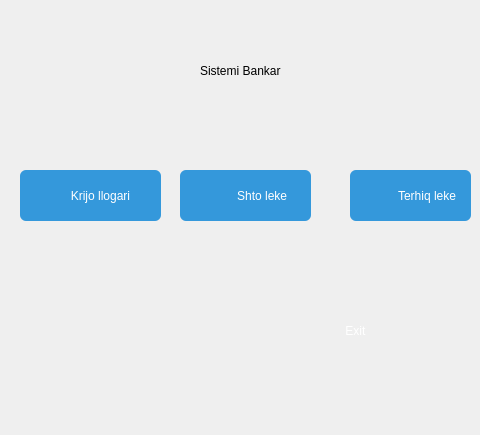
The window that mainwindow.ui (Ykykand1/BANKING_SYSTEM) describes before a commit, drawn with Qt 5; both pictures show x 0 to 480 and y 0 to 435 of the 698 by 435 pixel window.
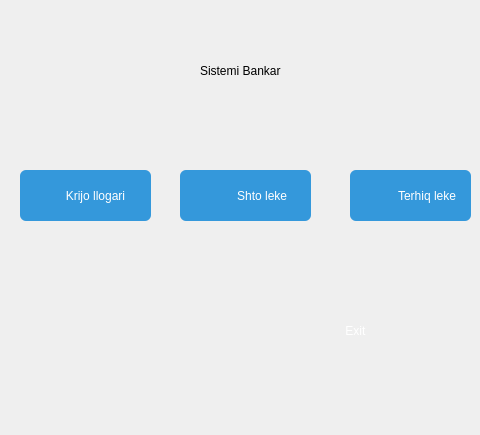
The same window after the commit. Icons and pictures are not drawn.

Patch:
```diff
--- a/mainwindow.ui
+++ b/mainwindow.ui
@@ -90,7 +90,7 @@
      <rect>
       <x>20</x>
       <y>170</y>
-      <width>141</width>
+      <width>131</width>
       <height>51</height>
      </rect>
     </property>
```
Left out of the diff: 4 changed lines with no effect on the pictures.
